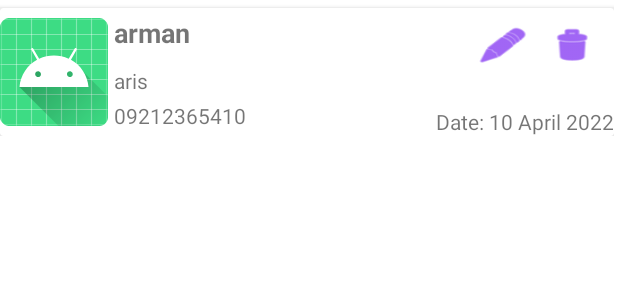
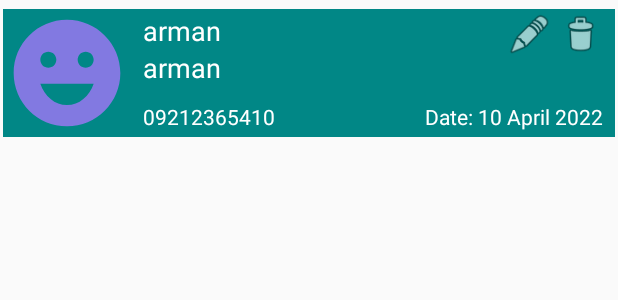
Before and after one commit to ArmanAris/SQLite, an Android app: the layout profile_view.xml on its own in the app's theme, with its tools: preview values and no code run, on a phone screen of 412 x 824 dp. Shown: the top 300 px of the screen. Run offline under Robolectric (Android 15) with nearby library versions, the phone set to English and light mode, and no system bars.

Commit message:
master: edit sqlite

```diff
--- a/app/src/main/java/com/example/database/data/local/db/Profile_Table.kt
+++ b/app/src/main/java/com/example/database/data/local/db/Profile_Table.kt
@@ -37,7 +37,7 @@ class Profile_Table(context: Context) : SQLiteOpenHelper(context, name_db, null,
         values.put(last_name_c, profile.last_name)
         values.put(phone_number_c, profile.phone_number)
 
-        val dataSimple = SimpleDateFormat("yyyy-MM-dd HH:mm:ss")
+        val dataSimple = SimpleDateFormat("yyyy-MM-dd")
         val date = Date(System.currentTimeMillis())
         val result = dataSimple.format(date)
 
@@ -95,7 +95,7 @@ class Profile_Table(context: Context) : SQLiteOpenHelper(context, name_db, null,
         values.put(last_name_c, profile.last_name)
         values.put(phone_number_c, profile.phone_number)
 
-        val dataSimple = SimpleDateFormat("yyyy-MM-dd HH:mm:ss")
+        val dataSimple = SimpleDateFormat("yyyy-MM-dd")
         val date = Date(System.currentTimeMillis())
         val result = dataSimple.format(date)
 
--- /dev/null
+++ b/app/src/main/res/drawable/btn.xml
@@ -0,0 +1,7 @@
+<?xml version="1.0" encoding="utf-8"?>
+<shape xmlns:android="http://schemas.android.com/apk/res/android">
+    <corners android:radius="50dp" />
+    <stroke
+        android:width="4dp"
+        android:color="@color/teal_700" />
+</shape>
--- /dev/null
+++ b/app/src/main/res/drawable/ic_baseline_emoji_emotions_24.xml
@@ -0,0 +1,5 @@
+<vector android:height="24dp" android:tint="#8279E1"
+    android:viewportHeight="24" android:viewportWidth="24"
+    android:width="24dp" xmlns:android="http://schemas.android.com/apk/res/android">
+    <path android:fillColor="@android:color/white" android:pathData="M11.99,2C6.47,2 2,6.48 2,12c0,5.52 4.47,10 9.99,10C17.52,22 22,17.52 22,12C22,6.48 17.52,2 11.99,2zM8.5,8C9.33,8 10,8.67 10,9.5S9.33,11 8.5,11S7,10.33 7,9.5S7.67,8 8.5,8zM12,18c-2.28,0 -4.22,-1.66 -5,-4h10C16.22,16.34 14.28,18 12,18zM15.5,11c-0.83,0 -1.5,-0.67 -1.5,-1.5S14.67,8 15.5,8S17,8.67 17,9.5S16.33,11 15.5,11z"/>
+</vector>
--- a/app/src/main/res/layout/activity_main.xml
+++ b/app/src/main/res/layout/activity_main.xml
@@ -55,10 +55,13 @@
 
     <Button
         android:id="@+id/savep"
-        android:layout_width="wrap_content"
+        android:layout_width="0dp"
         android:layout_height="wrap_content"
+        android:layout_marginStart="32dp"
         android:layout_marginTop="116dp"
+        android:layout_marginEnd="32dp"
         android:text="save"
+        android:background="@drawable/btn"
         app:layout_constraintBottom_toBottomOf="parent"
         app:layout_constraintEnd_toEndOf="parent"
         app:layout_constraintHorizontal_bias="0.498"
--- a/app/src/main/res/layout/activity_page2.xml
+++ b/app/src/main/res/layout/activity_page2.xml
@@ -4,18 +4,15 @@
     xmlns:tools="http://schemas.android.com/tools"
     android:layout_width="match_parent"
     android:layout_height="match_parent"
+
     tools:context=".page2">
 
     <androidx.recyclerview.widget.RecyclerView
         android:id="@+id/arman"
-        android:layout_width="409dp"
-        android:layout_height="729dp"
-        android:layout_marginStart="1dp"
-        android:layout_marginTop="1dp"
-        android:layout_marginEnd="1dp"
-        android:layout_marginBottom="1dp"
-        app:layout_constraintBottom_toBottomOf="parent"
-        app:layout_constraintEnd_toEndOf="parent"
-        app:layout_constraintStart_toStartOf="parent"
-        app:layout_constraintTop_toTopOf="parent" />
+        android:layout_width="match_parent"
+        android:layout_height="match_parent"
+        tools:layout_editor_absoluteX="0dp"
+        tools:layout_editor_absoluteY="0dp"
+
+        />
 </androidx.constraintlayout.widget.ConstraintLayout>
--- a/app/src/main/res/layout/profile_view.xml
+++ b/app/src/main/res/layout/profile_view.xml
@@ -2,88 +2,110 @@
 <androidx.constraintlayout.widget.ConstraintLayout xmlns:android="http://schemas.android.com/apk/res/android"
     xmlns:app="http://schemas.android.com/apk/res-auto"
     xmlns:tools="http://schemas.android.com/tools"
-    android:layout_width="wrap_content"
-    android:layout_height="wrap_content">
+    android:layout_marginTop="6dp"
+    android:layout_width="match_parent"
+    android:background="@color/teal_700"
+    android:layout_height="wrap_content"
+    android:layout_marginEnd="2dp"
+    android:layout_marginStart="2dp">
 
-    <androidx.cardview.widget.CardView
-        android:layout_width="409dp"
-        android:layout_height="wrap_content"
-        android:layout_marginTop="5dp"
-        app:layout_constraintEnd_toEndOf="parent"
-        app:layout_constraintStart_toStartOf="parent"
-        app:layout_constraintTop_toTopOf="parent">
-
-        <RelativeLayout
-            android:layout_width="match_parent"
-            android:layout_height="match_parent">
 
     <TextView
         android:id="@+id/phone_number_textView"
         android:layout_width="wrap_content"
         android:layout_height="wrap_content"
         android:layout_below="@id/last_name_textView"
-                android:layout_marginLeft="4dp"
-                android:layout_marginTop="4dp"
-                android:layout_toRightOf="@id/imageView"
-                android:text="09212365410" />
+        android:layout_marginStart="8dp"
+        android:layout_marginEnd="88dp"
+        android:layout_marginBottom="2dp"
+        android:layout_toEndOf="@id/imageView"
+        android:textColor="@color/white"
+        app:layout_constraintBottom_toBottomOf="parent"
+        app:layout_constraintEnd_toEndOf="parent"
+        app:layout_constraintHorizontal_bias="0.0"
+        app:layout_constraintStart_toEndOf="@+id/imageView"
+        app:layout_constraintTop_toTopOf="parent"
+        app:layout_constraintVertical_bias="0.968"
+        tools:text="09212365410" />
 
     <Button
         android:id="@+id/button_delete"
-                android:layout_width="36dp"
-                android:layout_height="27dp"
-                android:layout_alignBottom="@id/first_name_viewtext"
-                android:layout_alignParentRight="true"
-                android:layout_marginLeft="10dp"
-                android:layout_marginEnd="10dp"
+        android:layout_width="30dp"
+        android:layout_height="30dp"
+        android:layout_marginTop="2dp"
+        android:layout_marginEnd="8dp"
+        android:layout_toEndOf="@id/button_edit"
         android:background="@android:drawable/ic_menu_delete"
+        app:layout_constraintBottom_toTopOf="@+id/date_textView"
+        app:layout_constraintEnd_toEndOf="parent"
+        app:layout_constraintTop_toTopOf="parent"
+        app:layout_constraintVertical_bias="0.0"
         tools:ignore="SpeakableTextPresentCheck,SpeakableTextPresentCheck,TouchTargetSizeCheck" />
 
     <Button
         android:id="@+id/button_edit"
-                android:layout_width="36dp"
-                android:layout_height="27dp"
-                android:layout_alignBottom="@id/first_name_viewtext"
-                android:layout_marginEnd="10dp"
-                android:layout_marginRight="22dp"
-                android:layout_toLeftOf="@id/button_delete"
+        android:layout_width="30dp"
+        android:layout_height="30dp"
+        android:layout_alignStart="@id/date_textView"
+        android:layout_marginEnd="4dp"
         android:background="@android:drawable/ic_menu_edit"
+        app:layout_constraintBottom_toTopOf="@+id/date_textView"
+        app:layout_constraintEnd_toStartOf="@+id/button_delete"
+        app:layout_constraintTop_toTopOf="parent"
+        app:layout_constraintVertical_bias="0.062"
         tools:ignore="SpeakableTextPresentCheck,TouchTargetSizeCheck" />
 
     <TextView
         android:id="@+id/date_textView"
+
+        android:textColor="@color/white"
         android:layout_width="wrap_content"
         android:layout_height="wrap_content"
+        android:layout_alignTop="@id/phone_number_textView"
         android:layout_alignBottom="@id/imageView"
-                android:layout_alignParentRight="true"
-                android:text="Date: 10 April 2022" />
+        android:layout_marginEnd="8dp"
+        android:layout_marginBottom="2dp"
+        android:layout_toEndOf="@id/phone_number_textView"
+        app:layout_constraintBottom_toBottomOf="parent"
+        app:layout_constraintEnd_toEndOf="parent"
+        app:layout_constraintTop_toTopOf="parent"
+        app:layout_constraintVertical_bias="0.968"
+        tools:text="Date: 10 April 2022" />
 
     <TextView
         android:id="@+id/last_name_textView"
         android:layout_width="wrap_content"
         android:layout_height="wrap_content"
         android:layout_below="@id/first_name_viewtext"
-                android:layout_marginLeft="4dp"
-                android:layout_toRightOf="@id/imageView"
-                android:text="aris" />
+        android:layout_marginStart="8dp"
+        android:layout_toEndOf="@id/imageView"
+        android:textColor="@color/white"
+        android:textSize="18sp"
+        app:layout_constraintStart_toEndOf="@+id/imageView"
+        app:layout_constraintTop_toBottomOf="@+id/first_name_viewtext"
+        tools:text="arman" />
 
     <TextView
         android:id="@+id/first_name_viewtext"
         android:layout_width="wrap_content"
         android:layout_height="wrap_content"
-                android:layout_marginLeft="4dp"
-                android:layout_marginTop="4dp"
-                android:layout_toRightOf="@id/imageView"
-                android:paddingBottom="10dp"
-                android:text="arman"
+        android:layout_marginStart="8dp"
+        android:layout_marginTop="2dp"
+        android:layout_toEndOf="@id/imageView"
+        android:textColor="@color/white"
         android:textSize="18sp"
-                android:textStyle="bold" />
+        app:layout_constraintEnd_toStartOf="@+id/button_edit"
+        app:layout_constraintHorizontal_bias="0.0"
+        app:layout_constraintStart_toEndOf="@+id/imageView"
+        app:layout_constraintTop_toTopOf="parent"
+        tools:text="arman" />
 
     <ImageView
         android:id="@+id/imageView"
-                android:layout_width="wrap_content"
+        android:layout_width="85dp"
         android:layout_height="85dp"
-                android:contentDescription="@string/image"
-                app:srcCompat="@mipmap/ic_launcher" />
-        </RelativeLayout>
-    </androidx.cardview.widget.CardView>
+        android:src="@drawable/ic_baseline_emoji_emotions_24"
+        tools:ignore="ImageContrastCheck" />
+
+
 </androidx.constraintlayout.widget.ConstraintLayout>
--- a/app/src/main/res/values/themes.xml
+++ b/app/src/main/res/values/themes.xml
@@ -1,6 +1,6 @@
 <resources xmlns:tools="http://schemas.android.com/tools">
     <!-- Base application theme. -->
-    <style name="Theme.DataBase" parent="Theme.MaterialComponents.DayNight.DarkActionBar">
+    <style name="Theme.DataBase" parent="Theme.AppCompat.Light.DarkActionBar">
         <!-- Primary brand color. -->
         <item name="colorPrimary">@color/purple_500</item>
         <item name="colorPrimaryVariant">@color/purple_700</item>
```
Lines whose indentation alone changed are shown as unchanged.
